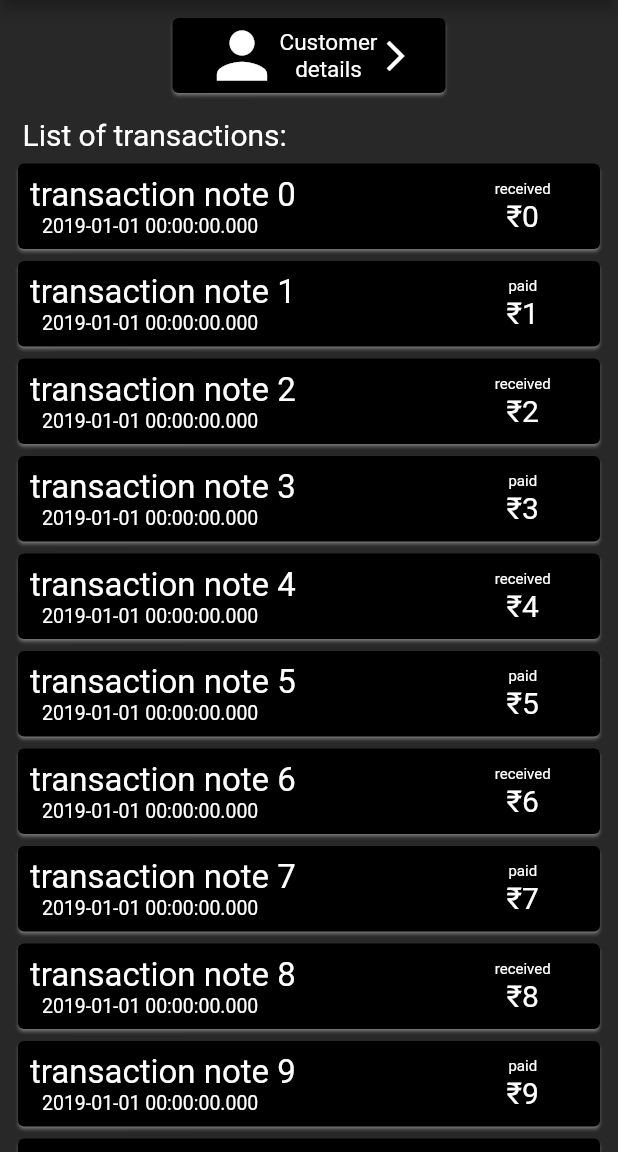
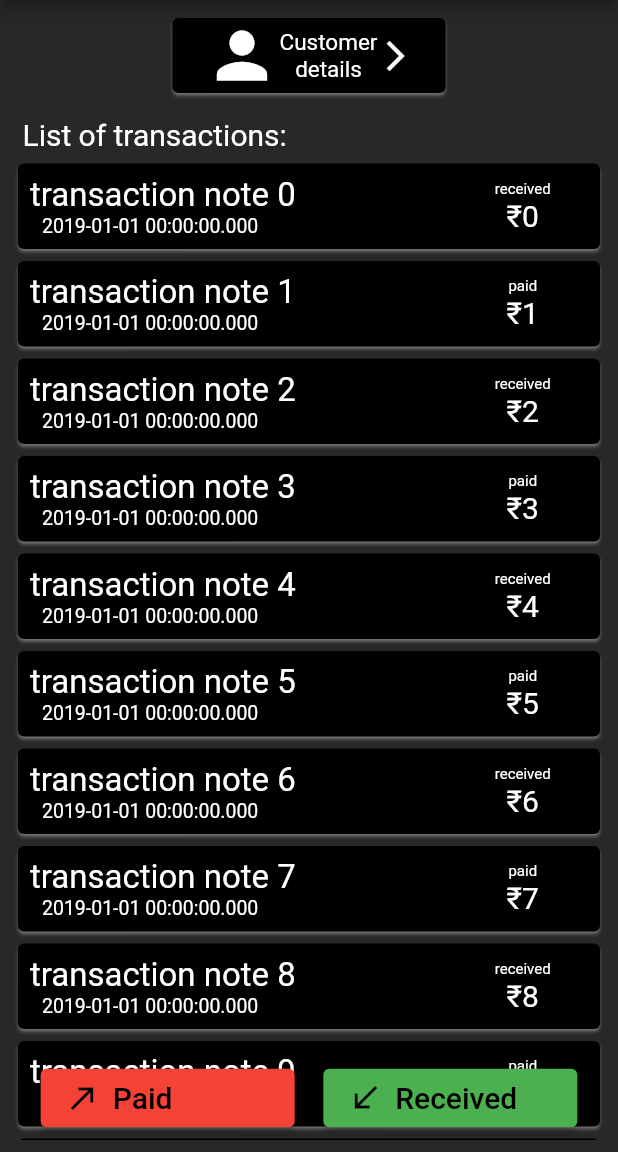
Before and after one commit to ShashiWerdun/Zeta-Book, a Flutter app: the screen it shows after launch, scrolled down 576 dp, after a tap on "Customer Name", on a phone screen of 412 x 824 dp, the part 84-1236 px from its top. Run offline on Flutter 3.47's test engine with Material 2 defaults, Android fonts, the phone set to English and light mode, and no system bars; our stand-ins replace curved_navigation_bar.

Commit message:
Added new entry buttons for list screens

```diff
--- a/lib/screens/business_details.dart
+++ b/lib/screens/business_details.dart
@@ -14,6 +14,7 @@ class _BusinessDetailsPageState extends State<BusinessDetailsPage> {
       body: Padding(
         padding: const EdgeInsets.all(8.0),
         child: SingleChildScrollView(
+          physics: BouncingScrollPhysics(),
           padding: EdgeInsets.all(8.0),
           child: Column(
             children: [
--- a/lib/screens/customer_details.dart
+++ b/lib/screens/customer_details.dart
@@ -20,6 +20,7 @@ class _CustomerDetailsScreenState extends State<CustomerDetailsScreen> {
       body: Padding(
         padding: const EdgeInsets.all(8.0),
         child: SingleChildScrollView(
+          physics: BouncingScrollPhysics(),
           padding: EdgeInsets.all(8.0),
           child: Column(
             children: [
--- a/lib/screens/customer_list.dart
+++ b/lib/screens/customer_list.dart
@@ -12,7 +12,8 @@ class CustomersScreen extends StatefulWidget {
 class _CustomersScreenState extends State<CustomersScreen> {
   @override
   Widget build(BuildContext context) {
-    return Column(
+    return Scaffold(
+      body: Column(
         children: [
           Align(
             alignment: Alignment.centerLeft,
@@ -111,6 +112,11 @@ class _CustomersScreenState extends State<CustomersScreen> {
             ),
           ),
         ],
+      ),
+      floatingActionButton: FloatingActionButton(
+        child: Icon(Icons.person_add_alt_1),
+        onPressed: () {},
+      ),
     );
   }
 }
--- a/lib/screens/dashboard.dart
+++ b/lib/screens/dashboard.dart
@@ -11,13 +11,6 @@ class DashBoard extends StatefulWidget {
 class _DashBoardState extends State<DashBoard> {
   @override
   Widget build(BuildContext context) {
-    return Scaffold(
-      body: CustomersScreen(),
-      floatingActionButton: FloatingActionButton(
-        child: Icon(Icons.person_add_alt_1),
-        onPressed: () {},
-      ),
-      // floatingActionButtonLocation: FloatingActionButtonLocation.endFloat,
-    );
+    return CustomersScreen();
   }
 }
--- a/lib/screens/transaction_list.dart
+++ b/lib/screens/transaction_list.dart
@@ -29,16 +29,18 @@ class _TransactionsScreenState extends State<TransactionsScreen> {
           style: themeData.appBarTheme.titleTextStyle,
         ),
       ),
-      body: Column(
+      body: Stack(
+        children: [
+          Column(
             children: [
               TextButton(
                 style: ButtonStyle(
-                fixedSize:
-                    MaterialStateProperty.all(Size.fromWidth(screenWidth / 2))),
+                    fixedSize: MaterialStateProperty.all(
+                        Size.fromWidth(screenWidth / 2))),
                 onPressed: () {
                   Navigator.push(
                     context,
-                OtherRoute(
+                    SlideRoute(
                       page: CustomerDetailsScreen(),
                     ),
                   );
@@ -68,7 +70,8 @@ class _TransactionsScreenState extends State<TransactionsScreen> {
                 ),
               ),
               Padding(
-            padding: const EdgeInsets.only(top: 4.0, left: 15.0, bottom: 4.0),
+                padding:
+                    const EdgeInsets.only(top: 4.0, left: 15.0, bottom: 4.0),
                 child: Align(
                   child: Text(
                     'List of transactions:',
@@ -78,6 +81,8 @@ class _TransactionsScreenState extends State<TransactionsScreen> {
                 ),
               ),
               Expanded(
+                child: Padding(
+                  padding: const EdgeInsets.only(bottom: 8.0),
                   child: ListView.builder(
                     physics: BouncingScrollPhysics(),
                     itemBuilder: (BuildContext context, int index) {
@@ -100,8 +105,8 @@ class _TransactionsScreenState extends State<TransactionsScreen> {
                                       ),
                                     ),
                                     Padding(
-                                padding:
-                                    const EdgeInsets.symmetric(horizontal: 8.0),
+                                      padding: const EdgeInsets.symmetric(
+                                          horizontal: 8.0),
                                       child: Text(
                                         DateTime(2019).toString(),
                                         style: TextStyle(fontSize: 13),
@@ -133,6 +138,65 @@ class _TransactionsScreenState extends State<TransactionsScreen> {
                     itemCount: 50,
                   ),
                 ),
+              ),
+            ],
+          ),
+          Align(
+            alignment: Alignment.bottomCenter,
+            child: Padding(
+              padding:
+                  const EdgeInsets.only(left: 8.0, right: 8.0, bottom: 12.0),
+              child: Row(
+                mainAxisAlignment: MainAxisAlignment.spaceEvenly,
+                children: [
+                  ElevatedButton(
+                    onPressed: () {},
+                    child: SizedBox(
+                      width: screenWidth / 3,
+                      child: Row(
+                        children: [
+                          Icon(Icons.call_made),
+                          Padding(
+                            padding: const EdgeInsets.all(8.0),
+                            child: Text(
+                              'Paid',
+                              style: TextStyle(fontSize: 20),
+                            ),
+                          ),
+                        ],
+                      ),
+                    ),
+                    style: ButtonStyle(
+                      alignment: Alignment.center,
+                      backgroundColor: MaterialStateProperty.all(Colors.red),
+                    ),
+                  ),
+                  ElevatedButton(
+                    onPressed: () {},
+                    child: SizedBox(
+                      width: screenWidth / 3,
+                      child: Row(
+                        children: [
+                          Icon(Icons.call_received),
+                          Padding(
+                            padding: const EdgeInsets.all(8.0),
+                            child: Text(
+                              'Received',
+                              style: TextStyle(fontSize: 20),
+                            ),
+                          ),
+                        ],
+                      ),
+                    ),
+                    style: ButtonStyle(
+                      alignment: Alignment.center,
+                      backgroundColor: MaterialStateProperty.all(Colors.green),
+                    ),
+                  ),
+                ],
+              ),
+            ),
+          ),
         ],
       ),
     );
--- a/lib/utilities/slide_route.dart
+++ b/lib/utilities/slide_route.dart
@@ -1,9 +1,9 @@
 import 'package:flutter/material.dart';
 
-class OtherRoute extends PageRouteBuilder {
+class SlideRoute extends PageRouteBuilder {
   final Widget page;
 
-  OtherRoute({required this.page})
+  SlideRoute({required this.page})
       : super(
           transitionDuration: Duration(milliseconds: 500),
           pageBuilder: (
```
Also changed, not shown: lib/screens/businesses_list.dart (+39 -4 lines), lib/screens/profile_screen.dart (+16 -16 lines). Lines whose indentation alone changed are shown as unchanged.
